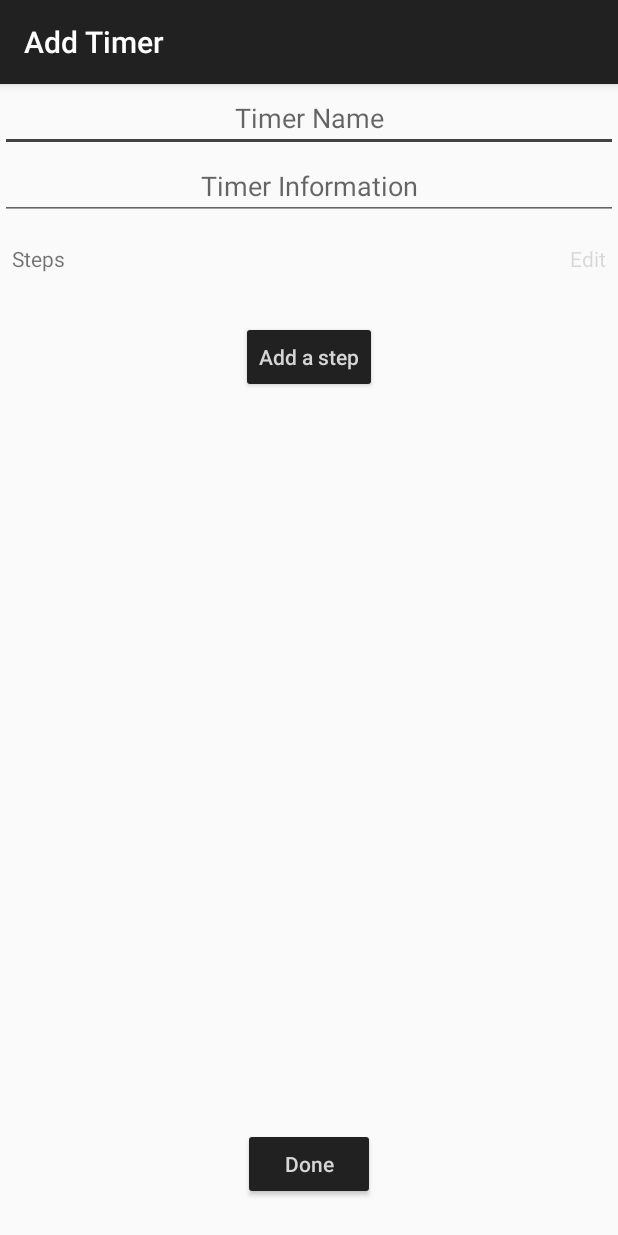
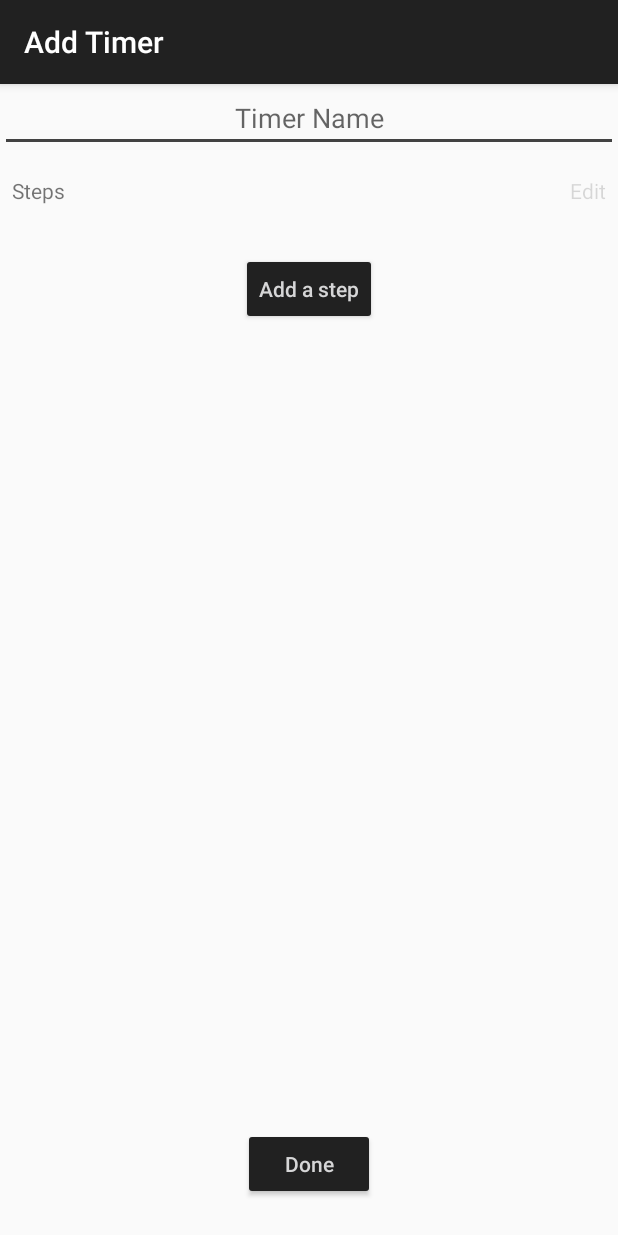
Before and after one commit to sudtanj/Sloth-Android, an Android app: the AddTimer screen opened directly, with no data from a screen before it, on a phone screen of 412 x 824 dp. Run offline under Robolectric (Android 15) with nearby library versions, the phone set to English and light mode, and no system bars; libraries missing offline, so code that uses them is left out: com.j256.ormlite; 2 statements that could not run were skipped.

Commit message:
fix timer steps in active timers

```diff
--- a/app/src/main/java/com/example/activity/PrebuiltTimer.java
+++ b/app/src/main/java/com/example/activity/PrebuiltTimer.java
@@ -56,9 +56,11 @@ public class PrebuiltTimer extends AppCompatActivity implements DatabaseCallList
                 Intent intent = new Intent(getApplicationContext(),AddTimer.class);
                 intent.putExtras(bundle);
                 startActivity(intent);
+                finish();
             }
         });
     }
+
 
     private void setupActionBar(){
         setTitle(getIntent().getExtras().getString(TimerTypes.SELECTED_ITEM));
--- a/app/src/main/java/com/example/activity/TimerTypes.java
+++ b/app/src/main/java/com/example/activity/TimerTypes.java
@@ -82,6 +82,7 @@ public class TimerTypes extends AppCompatActivity{
                 bundle.putInt(SELECTED_ITEM_ID,i);
                 bundle.putString(SELECTED_ITEM,adapter.getItem(i));
                 startActivity(new Intent(TimerTypes.this,PrebuiltTimer.class).putExtras(bundle));
+                finish();
             }
         });
     }
--- a/app/src/main/java/com/example/fragments/AllTimers.java
+++ b/app/src/main/java/com/example/fragments/AllTimers.java
@@ -167,7 +167,7 @@ public class AllTimers extends Fragment {
     {
         try
         {
-            allTimerList = TimerDAO.readByTimerTypes(4,-11, -11);
+            allTimerList = TimerDAO.readAll(-11, -11);
         }
         catch(SQLException e)
         {
--- a/app/src/main/res/layout/activity_add_timer.xml
+++ b/app/src/main/res/layout/activity_add_timer.xml
@@ -15,14 +15,6 @@
         android:hint="@string/timer_name_hint"
         android:textAlignment="center" />
 
-    <EditText
-        android:id="@+id/timerInformation"
-        android:layout_width="match_parent"
-        android:layout_height="wrap_content"
-        android:hint="@string/timer_information_hint"
-        android:layout_below="@id/timerName"
-        android:textAlignment="center" />
-
     <TextView
         android:id="@+id/stepsText"
         android:layout_width="wrap_content"
@@ -31,7 +23,7 @@
         android:layout_marginTop="16dp"
         android:layout_marginBottom="16dp"
         android:layout_marginLeft="8dp"
-        android:layout_below="@id/timerInformation"
+        android:layout_below="@id/timerName"
         android:layout_alignParentLeft="true"/>
 
     <TextView
@@ -42,7 +34,7 @@
         android:layout_marginTop="16dp"
         android:layout_marginBottom="16dp"
         android:layout_marginRight="8dp"
-        android:layout_below="@id/timerInformation"
+        android:layout_below="@id/timerName"
         android:layout_alignParentRight="true"/>
 
     <ListView
--- a/app/src/main/res/values/strings.xml
+++ b/app/src/main/res/values/strings.xml
@@ -1,5 +1,5 @@
 <resources>
-    <string name="app_name">Sloth Time</string>
+    <string name="app_name">Sloth</string>
     <string name="title_all_timers">All Timers</string>
     <string name="title_active_timers">Active Timers</string>
     <string name="title_settings">Settings</string>
```
Also changed, not shown: app/src/main/java/com/example/activity/AddTimer.java (+18 -12 lines), app/src/main/java/com/example/fragments/ActiveTimers.java (+39 -13 lines).
